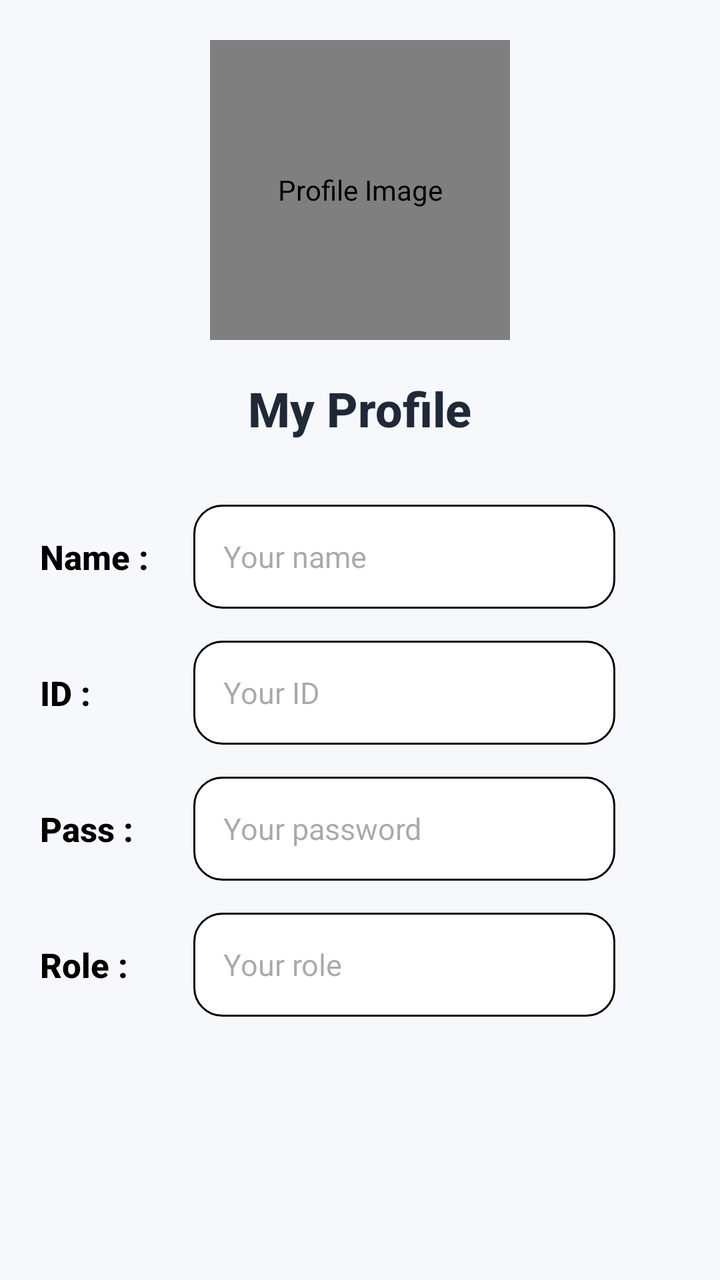
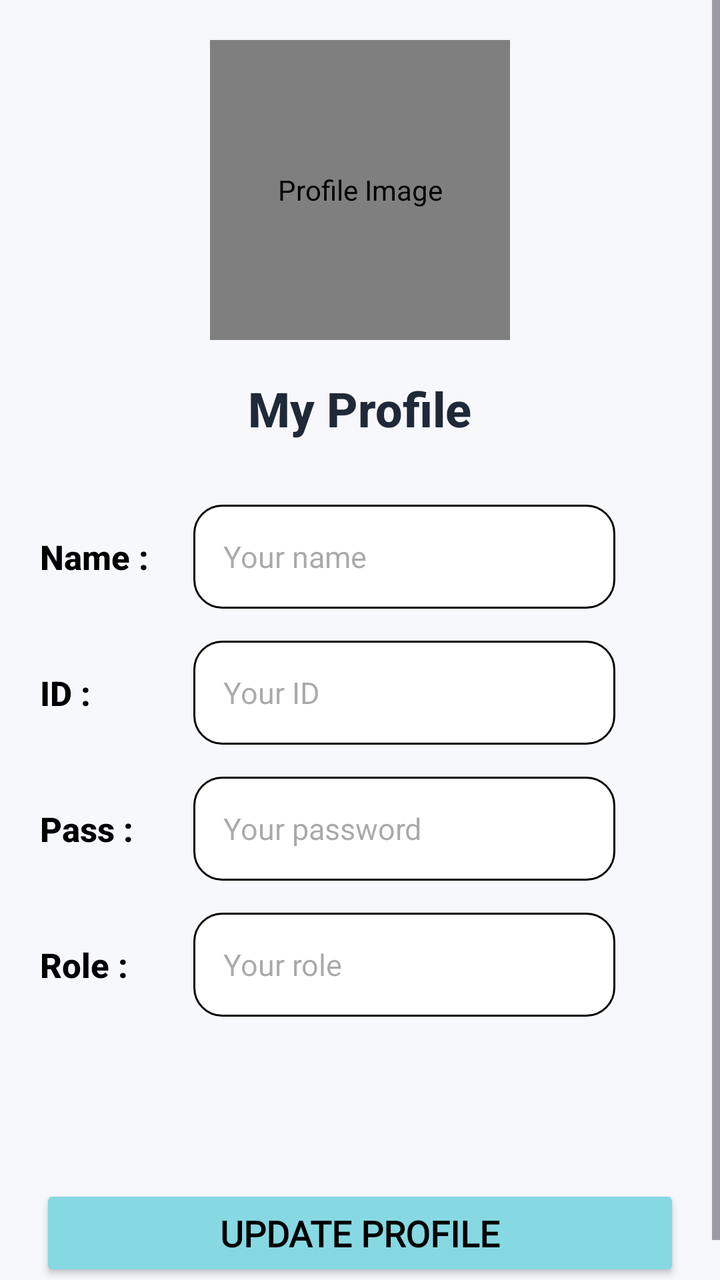

Before-and-after screenshots of an Android layout around one commit, followed by the original layout XML and the change that was made.
<!-- AndroidManifest.xml: application theme Theme.EduQuiz -->
<!-- res/layout/fragment_profile.xml -->
<?xml version="1.0" encoding="utf-8"?>
<ScrollView
    xmlns:android="http://schemas.android.com/apk/res/android"
    xmlns:tools="http://schemas.android.com/tools"
    xmlns:app="http://schemas.android.com/apk/res-auto"
    android:layout_width="match_parent"
    android:layout_height="match_parent"
    android:background="#F7F8FC"
    android:fillViewport="true"
    tools:context=".fragments.ProfileFragment">

    <LinearLayout
        android:layout_width="match_parent"
        android:layout_height="wrap_content"
        android:orientation="vertical"
        android:padding="20dp">

        
        <de.hdodenhof.circleimageview.CircleImageView
            android:id="@+id/civ_profile_fragment_image"
            android:layout_width="150dp"
            android:layout_height="150dp"
            android:layout_gravity="center_horizontal"
            android:src="@drawable/profile_image"
            android:contentDescription="Profile Image"
            app:civ_border_color="@color/black"
            app:civ_border_width="2dp" />


        
        <TextView
            android:layout_width="wrap_content"
            android:layout_height="wrap_content"
            android:layout_gravity="center_horizontal"
            android:layout_marginTop="18dp"
            android:text="My Profile"
            android:textColor="#1F2937"
            android:textSize="24sp"
            android:textStyle="bold"
            android:fontFamily="sans-serif-medium" />


        
        <LinearLayout
            android:id="@+id/layout1"
            android:layout_width="match_parent"
            android:layout_height="60dp"
            android:layout_marginTop="28dp"
            android:orientation="horizontal"
            android:gravity="center_vertical"
            android:weightSum="50">

            <TextView
                android:layout_width="0dp"
                android:layout_height="wrap_content"
                android:layout_weight="12"
                android:text="Name :"
                android:textSize="17sp"
                android:textColor="@color/black"
                android:textStyle="bold"
                android:fontFamily="sans-serif-medium" />

            <EditText
                android:id="@+id/et_profile_fragment_name"
                android:layout_width="0dp"
                android:layout_height="52dp"
                android:layout_weight="33"
                android:hint="Your name"
                android:textSize="15sp"
                android:paddingStart="15dp"
                android:paddingEnd="15dp"
                android:background="@drawable/edit2"
                android:inputType="text"
                android:singleLine="true" />

        </LinearLayout>


        
        <LinearLayout
            android:id="@+id/layout2"
            android:layout_width="match_parent"
            android:layout_height="60dp"
            android:layout_marginTop="8dp"
            android:orientation="horizontal"
            android:gravity="center_vertical"
            android:weightSum="50">

            <TextView
                android:layout_width="0dp"
                android:layout_height="wrap_content"
                android:layout_weight="12"
                android:text="ID :"
                android:textSize="17sp"
                android:textColor="@color/black"
                android:textStyle="bold"
                android:fontFamily="sans-serif-medium" />

            <EditText
                android:id="@+id/et_profile_fragment_id"
                android:layout_width="0dp"
                android:layout_height="52dp"
                android:layout_weight="33"
                android:hint="Your ID"
                android:textSize="15sp"
                android:paddingStart="15dp"
                android:paddingEnd="15dp"
                android:background="@drawable/edit2"
                android:focusable="false"
                android:cursorVisible="false"
                android:clickable="false"
                android:longClickable="false"
                android:inputType="none"
                android:singleLine="true" />

        </LinearLayout>


        
        <LinearLayout
            android:id="@+id/layout3"
            android:layout_width="match_parent"
            android:layout_height="60dp"
            android:layout_marginTop="8dp"
            android:orientation="horizontal"
            android:gravity="center_vertical"
            android:weightSum="50">

            <TextView
                android:layout_width="0dp"
                android:layout_height="wrap_content"
                android:layout_weight="12"
                android:text="Pass :"
                android:textSize="17sp"
                android:textColor="@color/black"
                android:textStyle="bold"
                android:fontFamily="sans-serif-medium" />

            <EditText
                android:id="@+id/et_profile_fragment_password"
                android:layout_width="0dp"
                android:layout_height="52dp"
                android:layout_weight="33"
                android:hint="Your password"
                android:textSize="15sp"
                android:paddingStart="15dp"
                android:paddingEnd="15dp"
                android:background="@drawable/edit2"
                android:inputType="number"
                android:singleLine="true" />

        </LinearLayout>


        
        <LinearLayout
            android:id="@+id/layout4"
            android:layout_width="match_parent"
            android:layout_height="60dp"
            android:layout_marginTop="8dp"
            android:layout_marginBottom="30dp"
            android:orientation="horizontal"
            android:gravity="center_vertical"
            android:weightSum="50">

            <TextView
                android:layout_width="0dp"
                android:layout_height="wrap_content"
                android:layout_weight="12"
                android:text="Role :"
                android:textSize="17sp"
                android:textColor="@color/black"
                android:textStyle="bold"
                android:fontFamily="sans-serif-medium" />

            <EditText
                android:id="@+id/et_profile_fragment_role"
                android:layout_width="0dp"
                android:layout_height="52dp"
                android:layout_weight="33"
                android:hint="Your role"
                android:textSize="15sp"
                android:paddingStart="15dp"
                android:paddingEnd="15dp"
                android:background="@drawable/edit2"
                android:inputType="text"
                android:singleLine="true" />

        </LinearLayout>

    </LinearLayout>

</ScrollView>
<!-- resources referenced by this layout -->
<resources>
  <color name="black">#FF000000</color>
  <!-- drawable edit2 (drawable) -->
  <?xml version="1.0" encoding="utf-8"?>
  <shape xmlns:android="http://schemas.android.com/apk/res/android">
      <corners android:radius="14dp"/>
      <stroke android:color="@color/black" android:width="0.9dp"/>
      <solid android:color="@color/white"/>
      <size android:height="10dp"/>
  </shape>
  <!-- drawable profile_image: png bitmap (drawable, 6298 bytes) -->
  <style name="Theme.EduQuiz" parent="Base.Theme.EduQuiz" />
  <color name="white">#FFFFFFFF</color>
  <style name="Base.Theme.EduQuiz" parent="Theme.Material3.DayNight.NoActionBar">
          
          
      </style>
</resources>

<!-- the commit's change to res/layout/fragment_profile.xml (unified diff, before → after) -->
@@ -187,6 +187,20 @@
                 android:singleLine="true" />
 
         </LinearLayout>
+        <androidx.appcompat.widget.AppCompatButton
+            android:id="@+id/btnupdatedata"
+            android:layout_width="match_parent"
+            android:layout_height="wrap_content"
+            android:gravity="center"
+            android:textStyle="bold"
+            android:textSize="18sp"
+            android:text="Update Profile"
+            android:textColor="@color/black"
+            android:fontFamily="@font/alice"
+            android:backgroundTint="#86D8E2"
+            android:paddingHorizontal="32dp"
+            android:paddingVertical="12dp"
+            android:layout_marginTop="50dp"/>
 
     </LinearLayout>
 
